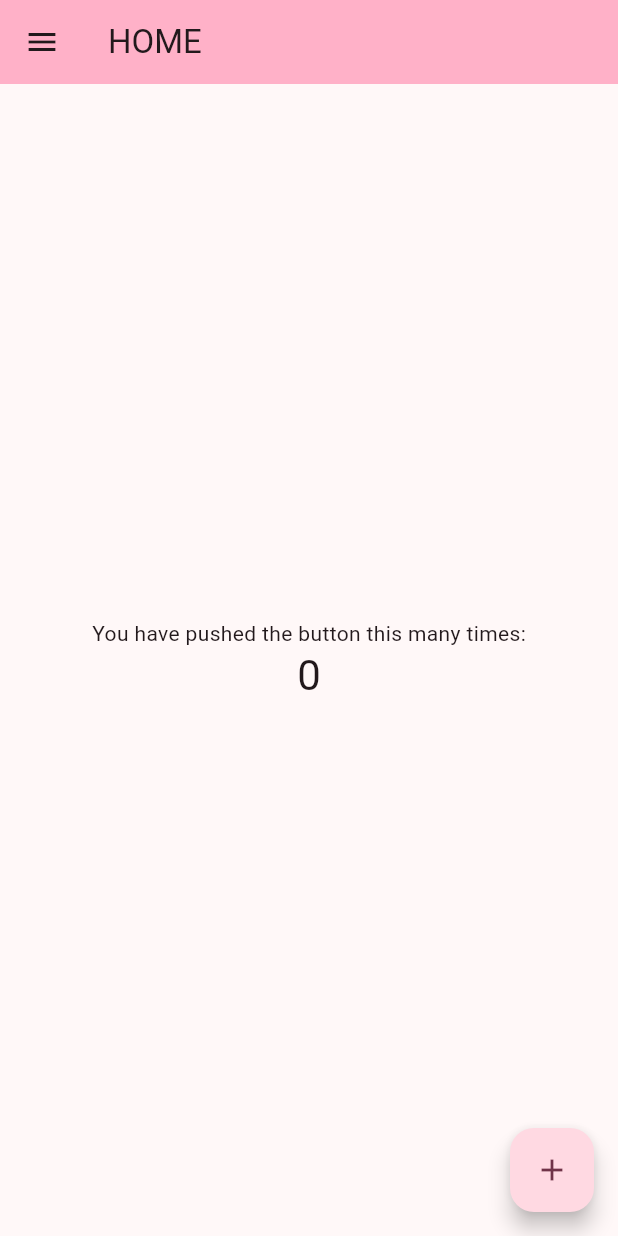
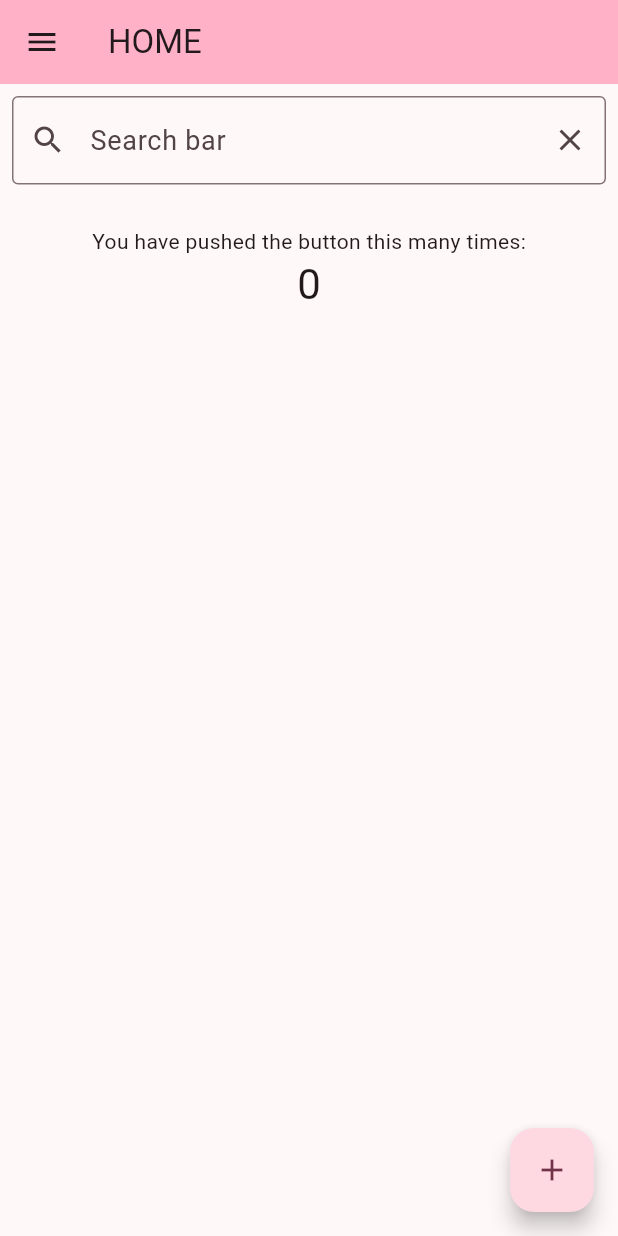
Before and after one commit to leleleno/viewer_app, a Flutter app: the screen it shows after launch, on a phone screen of 412 x 824 dp. Run offline on Flutter 3.47's test engine with Material 3 defaults, Android fonts, the phone set to English and light mode, and no system bars.

Commit message:
modified search bars

```diff
--- a/lib/main.dart
+++ b/lib/main.dart
@@ -17,6 +17,7 @@ class MyApp extends StatelessWidget {
         colorScheme: ColorScheme.fromSeed(seedColor: Colors.black),
         useMaterial3: true,
       ),
+      // Homeにあるホーム画面を呼び出す
       home: Home(),
       routes: <String, WidgetBuilder>{
         '/home': (BuildContext context) => Home(),
--- a/lib/pages/home.dart
+++ b/lib/pages/home.dart
@@ -25,9 +25,14 @@ class _HomeState extends State<Home> {
     return Scaffold(
       appBar: myAppbar(context, widget.title),
       drawer: myDrawer(context, _selectedIndex),
-      body: Center(
-        // Center is a layout widget. It takes a single child and positions it
-        // in the middle of the parent.
+      body: Column(
+        children: [
+          // 上に検索バー
+          MySearchBar(),
+          // 隙間
+          Padding(padding: EdgeInsets.all(10)),
+          // ホームページ
+          Center(
             child: Column(
               mainAxisAlignment: MainAxisAlignment.center,
               children: <Widget>[
@@ -41,6 +46,8 @@ class _HomeState extends State<Home> {
               ],
             ),
           ),
+        ],
+      ),
       floatingActionButton: FloatingActionButton(
         onPressed: _incrementCounter,
         tooltip: 'Increment',
--- a/lib/pages/settings.dart
+++ b/lib/pages/settings.dart
@@ -13,7 +13,7 @@ class Settings extends StatefulWidget {
 class _Settings extends State<Settings> {
   final int _selectedIndex = 4;
 
-  bool _lights = false;
+  bool _isDark = false;
 
   @override
   Widget build(BuildContext context) {
@@ -28,10 +28,10 @@ class _Settings extends State<Settings> {
           children: <Widget>[
             SwitchListTile(
               title: const Text("Dark mode"),
-              value: _lights,
+              value: _isDark,
               onChanged: (bool value) {
                 setState(() {
-                  _lights = value;
+                  _isDark = value;
                 });
               },
               subtitle: const Text("Change the status if you like dark mode."),
--- a/lib/pages/uis.dart
+++ b/lib/pages/uis.dart
@@ -27,18 +27,6 @@ Drawer myDrawer(BuildContext context, int index) {
           selected: index == 0,
           onTap: () {
             Navigator.of(context).popUntil((route) => route.isFirst);
-          },
-        ),
-        ListTile(
-          leading: const Icon(Icons.search),
-          title: const Text('search'),
-          selected: index == 1,
-          onTap: () {
-            Navigator.pop(context);
-            Navigator.of(context).push(MaterialPageRoute(
-              builder: (context) => Search(),
-              settings: const RouteSettings(name: "/search"),
-            ));
           },
         ),
         ListTile(
@@ -82,3 +70,54 @@ Drawer myDrawer(BuildContext context, int index) {
     ),
   );
 }
+
+class MySearchBar extends StatefulWidget {
+  const MySearchBar({super.key});
+  @override
+  _MySearchBarState createState() => _MySearchBarState();
+}
+class _MySearchBarState extends State<MySearchBar> {
+  TextEditingController _controller = TextEditingController();
+
+  @override
+  Widget build(BuildContext context) {
+    return Padding(
+      padding: const EdgeInsets.all(8.0),
+      child: TextField(
+        controller: _controller,
+        style: const TextStyle(
+          fontSize: 18,
+          color: Colors.black
+        ),
+        decoration: InputDecoration(
+          prefixIcon: IconButton(
+            icon: const Icon(Icons.search),
+            onPressed: () {
+              // Trigger onSubmitted event manually
+              String value = _controller.text;
+              Navigator.of(context).push(MaterialPageRoute(
+                builder: (context) => Search(inputText: value,),
+                settings: RouteSettings(name: "/search/$value"),
+              ));
+            },
+          ),
+          suffixIcon: IconButton(
+            icon: const Icon(Icons.clear),
+            onPressed: (){
+              // TextFieldのテキストをクリアする
+              _controller.clear();
+            },
+          ),
+          hintText: "Search bar",
+          border: const OutlineInputBorder(),
+        ),
+        onSubmitted: (String value) {
+          Navigator.of(context).push(MaterialPageRoute(
+            builder: (context) => Search(inputText: value,),
+            settings: RouteSettings(name: "/search/$value"),
+          ));
+        },
+      ),
+    );
+  }
+}
```
Also changed, not shown: lib/pages/card.dart (+31 -4 lines), lib/pages/search.dart (+86 -15 lines). Lines whose indentation alone changed are shown as unchanged.
